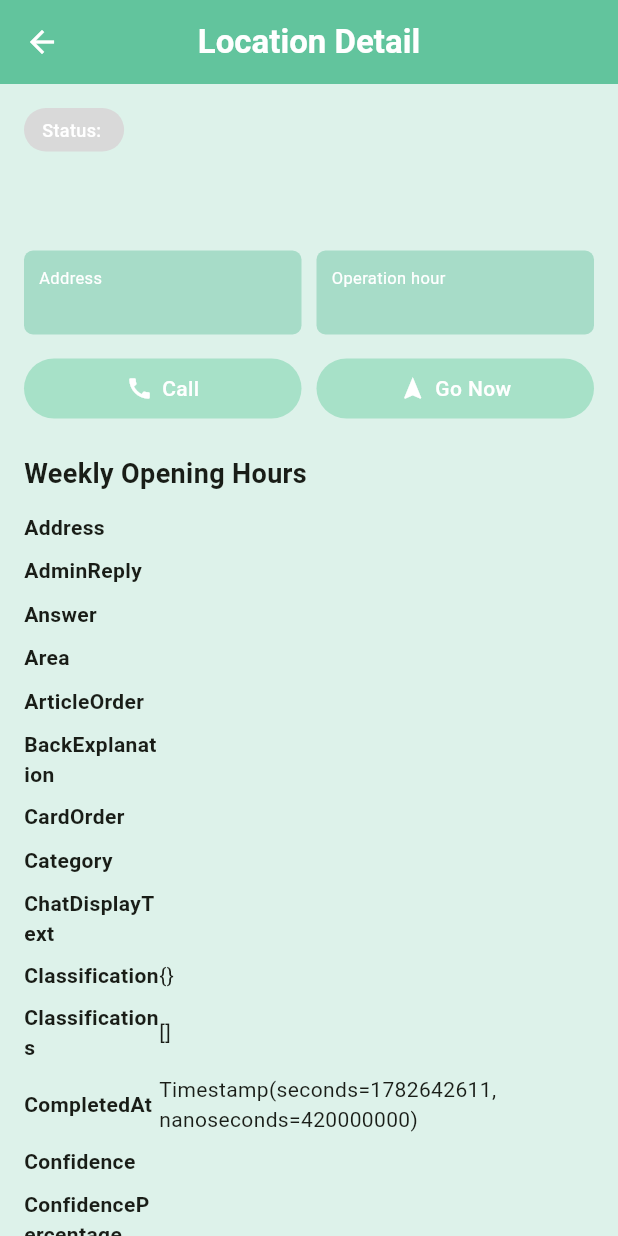
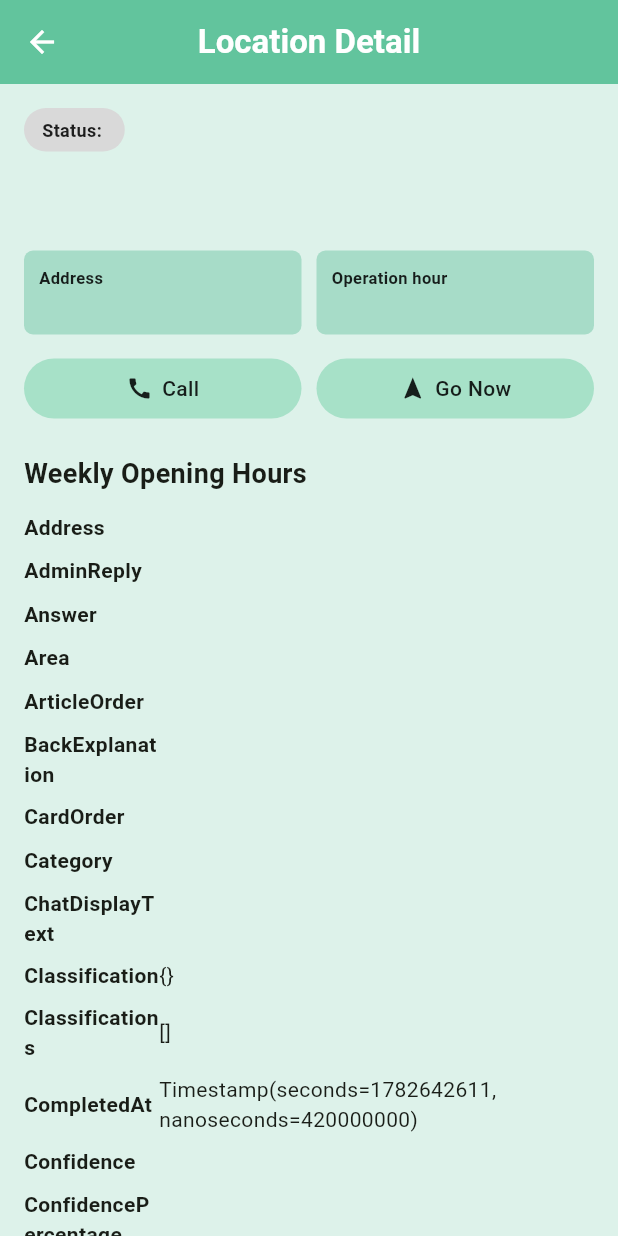
Before and after one commit to jiasheen04/FYP_SortSnap, a Flutter app: the LocationDetailPage screen opened directly with empty values, on a phone screen of 412 x 824 dp. Run offline on Flutter 3.47's test engine with Material 3 defaults, Android fonts, the phone set to English and light mode, and no system bars; our stand-ins replace cloud_firestore, firebase_auth, firebase_core, geolocator, google_maps_flutter, image_picker; missing offline and left inert: gal; accounts and stored records are empty.

Commit message:
fix wording ui problem

```diff
--- a/mobile_app/lib/features/map/pages/location_detail_page.dart
+++ b/mobile_app/lib/features/map/pages/location_detail_page.dart
@@ -41,12 +41,16 @@
           children: [
             Text(
               title,
-              style: const TextStyle(fontSize: 11, color: Colors.white),
+              style: const TextStyle(
+                fontSize: 11,
+                color: Colors.black87,
+                fontWeight: FontWeight.w600,
+              ),
             ),
             const SizedBox(height: 4),
             Text(
               value,
-              style: const TextStyle(fontSize: 11, color: Colors.white),
+              style: const TextStyle(fontSize: 11, color: Colors.black87),
             ),
           ],
         ),
@@ -93,8 +97,8 @@
                   'Status: ${point.status}',
                   style: const TextStyle(
                     fontSize: 12,
-                    color: Colors.white,
-                    fontWeight: FontWeight.w500,
+                    color: Colors.black87,
+                    fontWeight: FontWeight.w600,
                   ),
                 ),
               ),
@@ -131,12 +135,12 @@
                         child: const Row(
                           mainAxisAlignment: MainAxisAlignment.center,
                           children: [
-                            Icon(Icons.call, color: Colors.white, size: 18),
+                            Icon(Icons.call, color: Colors.black87, size: 18),
                             SizedBox(width: 6),
                             Text(
                               'Call',
                               style: TextStyle(
-                                color: Colors.white,
+                                color: Colors.black87,
                                 fontWeight: FontWeight.w500,
                               ),
                             ),
@@ -160,14 +164,14 @@
                           children: [
                             Icon(
                               Icons.navigation,
-                              color: Colors.white,
+                              color: Colors.black87,
                               size: 18,
                             ),
                             SizedBox(width: 6),
                             Text(
                               'Go Now',
                               style: TextStyle(
-                                color: Colors.white,
+                                color: Colors.black87,
                                 fontWeight: FontWeight.w500,
                               ),
                             ),
--- a/mobile_app/lib/features/map/widgets/location_filter_sheet.dart
+++ b/mobile_app/lib/features/map/widgets/location_filter_sheet.dart
@@ -146,7 +146,7 @@
             child: ElevatedButton(
               style: ElevatedButton.styleFrom(
                 backgroundColor: const Color(0xFFA7E1C8),
-                foregroundColor: Colors.white,
+                foregroundColor: Colors.black87,
               ),
               onPressed: () {
                 widget.onOpenOnlyChanged(tempShowOpenOnly);
--- a/mobile_app/lib/features/profile/pages/profile_page.dart
+++ b/mobile_app/lib/features/profile/pages/profile_page.dart
@@ -203,7 +203,7 @@
                   ),
                   _buildMenuItem(
                     icon: Icons.school_outlined,
-                    title: 'Education',
+                    title: 'Quiz Records',
                     onTap: () {
                       Navigator.push(
                         context,
```
Also changed, not shown: mobile_app/lib/features/dashboard/pages/dashboard_page.dart (+2 -32 lines), mobile_app/lib/features/map/widgets/location_list_card.dart (+17 -7 lines), mobile_app/lib/features/map/widgets/map_location_card.dart (+17 -7 lines), mobile_app/lib/features/profile/pages/about_page.dart (+26 -7 lines).
